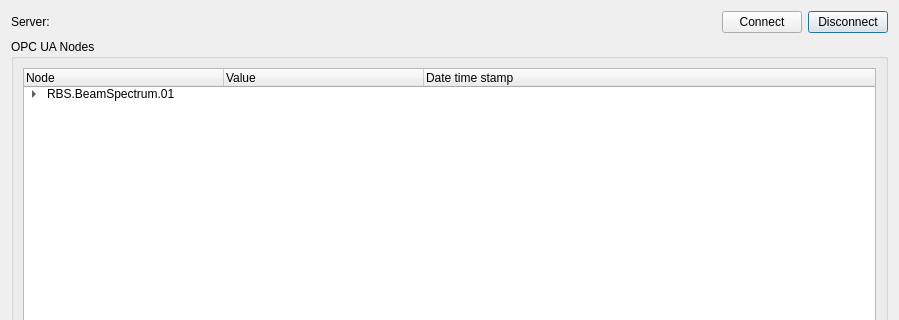
Old version of the form opcuaclientdialog.ui in the repository MichaelColonel/BeamComposition-Linux; both pictures show x 0 to 899 and y 0 to 320 of the 899 by 561 pixel window.
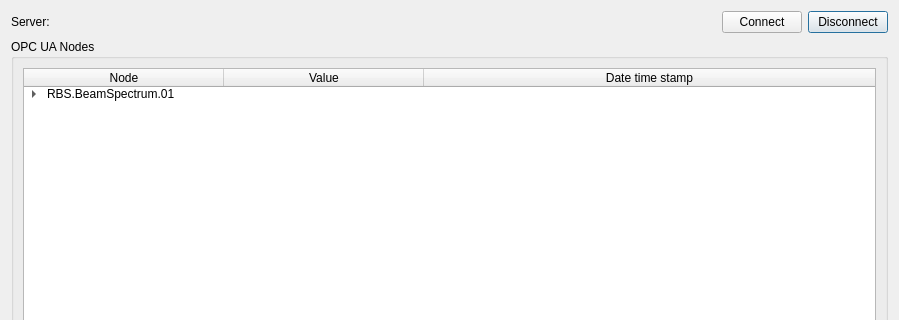
New version of the form.

```diff
--- a/opcuaclientdialog.ui
+++ b/opcuaclientdialog.ui
@@ -68,16 +68,25 @@
            <property name="text">
             <string>Node</string>
            </property>
+           <property name="textAlignment">
+            <set>AlignHCenter|AlignVCenter|AlignCenter</set>
+           </property>
           </column>
           <column>
            <property name="text">
             <string>Value</string>
            </property>
+           <property name="textAlignment">
+            <set>AlignHCenter|AlignVCenter|AlignCenter</set>
+           </property>
           </column>
           <column>
            <property name="text">
             <string>Date time stamp</string>
            </property>
+           <property name="textAlignment">
+            <set>AlignHCenter|AlignVCenter|AlignCenter</set>
+           </property>
           </column>
           <item>
            <property name="text">
```
